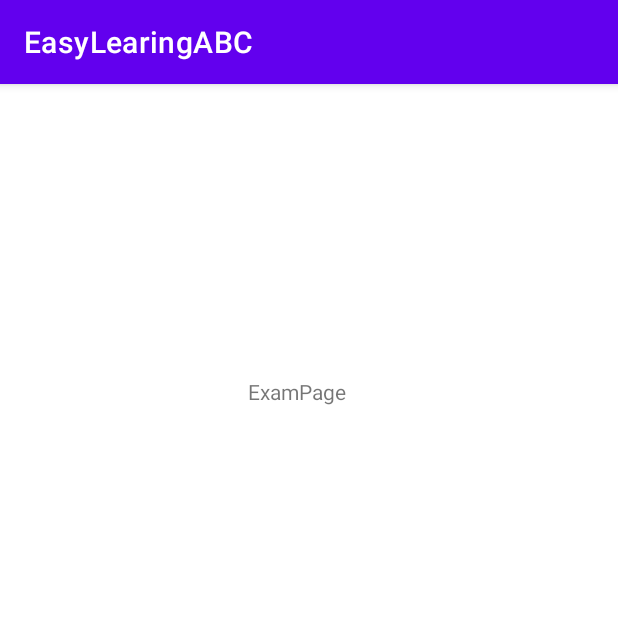
After one commit to UsamaJaved35/EASY-LEARNINGABC, an Android app: the ExamPage screen opened directly, with no data from a screen before it, on a phone screen of 412 x 824 dp, the top half of it. The commit adds this screen. Run offline under Robolectric (Android 15) with nearby library versions, the light colour scheme and no system bars.

Commit message:
shifting activities on buttons click for main layout page

```diff
--- a/app/src/main/AndroidManifest.xml
+++ b/app/src/main/AndroidManifest.xml
@@ -10,6 +10,12 @@
         android:supportsRtl="true"
         android:theme="@style/Theme.EasyLearingABC">
         <activity
+            android:name=".ExamPage"
+            android:exported="false" />
+        <activity
+            android:name=".LearninPage1"
+            android:exported="false" />
+        <activity
             android:name=".MainActivity"
             android:exported="true">
             <intent-filter>
--- /dev/null
+++ b/app/src/main/java/com/example/easylearingabc/ExamPage.java
@@ -0,0 +1,14 @@
+package com.example.easylearingabc;
+
+import androidx.appcompat.app.AppCompatActivity;
+
+import android.os.Bundle;
+
+public class ExamPage extends AppCompatActivity {
+
+    @Override
+    protected void onCreate(Bundle savedInstanceState) {
+        super.onCreate(savedInstanceState);
+        setContentView(R.layout.activity_exam_page);
+    }
+}
--- /dev/null
+++ b/app/src/main/res/layout/activity_exam_page.xml
@@ -0,0 +1,18 @@
+<?xml version="1.0" encoding="utf-8"?>
+<androidx.constraintlayout.widget.ConstraintLayout xmlns:android="http://schemas.android.com/apk/res/android"
+    xmlns:app="http://schemas.android.com/apk/res-auto"
+    xmlns:tools="http://schemas.android.com/tools"
+    android:layout_width="match_parent"
+    android:layout_height="match_parent"
+    tools:context=".ExamPage">
+
+    <TextView
+        android:id="@+id/textView3"
+        android:layout_width="wrap_content"
+        android:layout_height="wrap_content"
+        android:layout_marginStart="165dp"
+        android:layout_marginTop="195dp"
+        android:text="ExamPage"
+        app:layout_constraintStart_toStartOf="parent"
+        app:layout_constraintTop_toTopOf="parent" />
+</androidx.constraintlayout.widget.ConstraintLayout>
```
Also changed, not shown: app/src/main/java/com/example/easylearingabc/LearninPage1.java (added, +14 -0 lines), app/src/main/java/com/example/easylearingabc/MainActivity.java (+30 -0 lines), app/src/main/res/layout/activity_learnin_page1.xml (added, +18 -0 lines), app/src/main/res/layout/activity_main.xml (+5 -5 lines).
